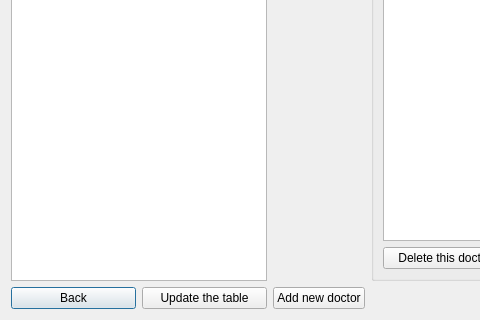
Above: courses/prog_base_3/project/ClinicsManagementSystem/admindoctors.ui from KarinaChumak/KPIrepository before the change; both pictures show x 0 to 480 and y 204 to 524 of the 661 by 524 pixel window. Below: the same form after it.
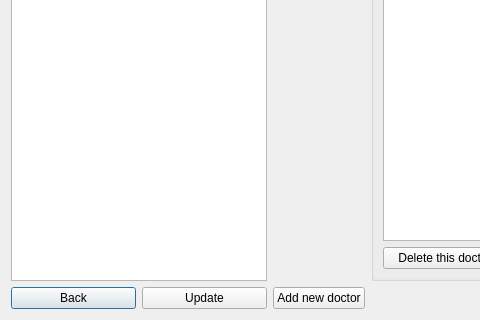
That is the form after the change.

```diff
--- a/courses/prog_base_3/project/ClinicsManagementSystem/admindoctors.ui
+++ b/courses/prog_base_3/project/ClinicsManagementSystem/admindoctors.ui
@@ -143,23 +143,10 @@
      <zorder>pushButton_search</zorder>
     </widget>
    </item>
-   <item row="1" column="2">
-    <spacer name="horizontalSpacer">
-     <property name="orientation">
-      <enum>Qt::Horizontal</enum>
-     </property>
-     <property name="sizeHint" stdset="0">
-      <size>
-       <width>40</width>
-       <height>20</height>
-      </size>
-     </property>
-    </spacer>
-   </item>
    <item row="2" column="1">
     <widget class="QPushButton" name="pushButton_update">
      <property name="text">
-      <string>Update the table</string>
+      <string>Update</string>
      </property>
     </widget>
    </item>
```
Left out of the diff: 34 changed lines with no effect on the pictures.
